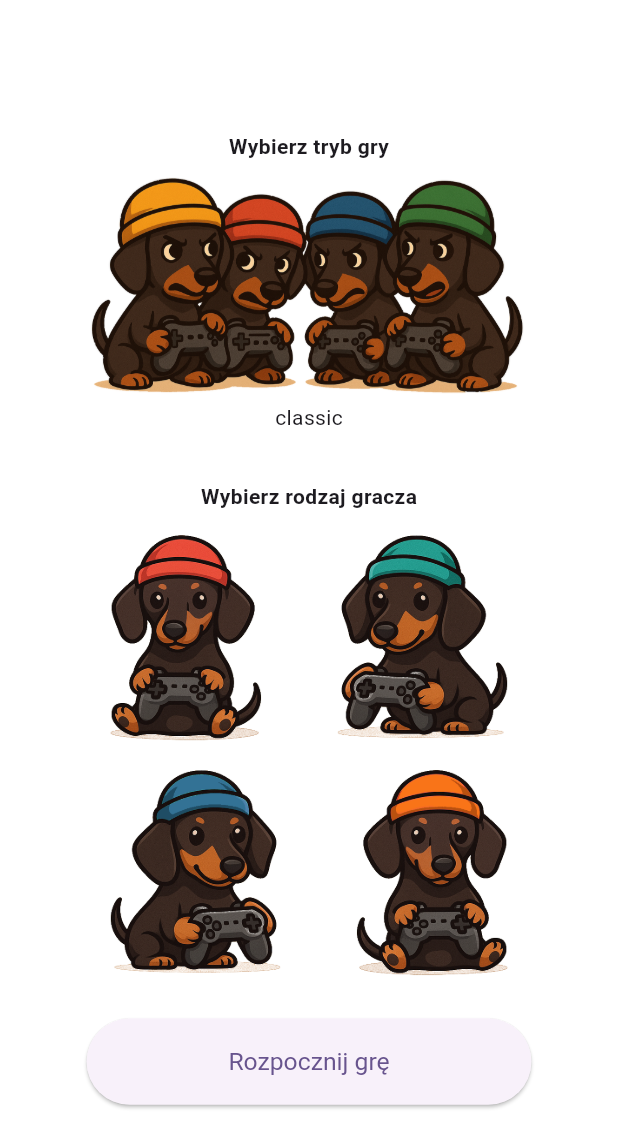
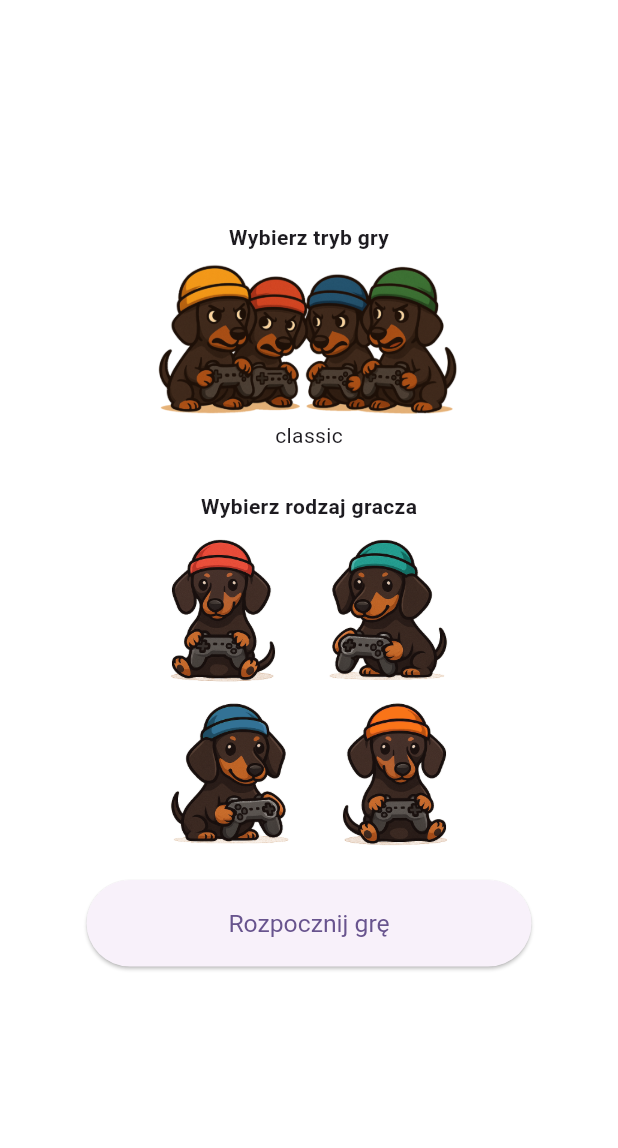
Before and after one commit to mikduk/ludo-game, a Flutter app: the screen it shows after launch, after a tap on "Nowa Gra", on a phone screen of 412 x 824 dp. Shown: the top 1148 px of the screen. Run offline on Flutter 3.47's test engine with Material 3 defaults, Android fonts, the phone set to English and light mode, and no system bars; our stand-ins replace font_awesome_flutter, get, get_storage, package_info_plus, share_plus; missing offline and left inert: flutter_sound.

Commit message:
responsive pages

```diff
--- a/lib/controllers/screen_controller.dart
+++ b/lib/controllers/screen_controller.dart
@@ -24,9 +24,10 @@ class ScreenController extends GetxController {
   }
 
   void _updateSize() {
-    final size = Get.mediaQuery.size;
+    final mq = Get.mediaQuery;
+    final size = mq.size;
     screenWidth  = size.width;
-    screenHeight = size.height;
+    screenHeight = max(size.height - mq.padding.top - mq.padding.bottom, 10);
     isPortrait   = screenHeight > screenWidth;
   }
 
--- a/lib/controllers/sound_controller.dart
+++ b/lib/controllers/sound_controller.dart
@@ -1,14 +1,16 @@
+import 'dart:io';
 import 'dart:math';
 import 'package:flutter/services.dart';
+import 'package:flutter_sound/flutter_sound.dart';
 import 'package:get/get.dart';
-import 'package:soundpool/soundpool.dart';
+import 'package:path_provider/path_provider.dart';
 
 class SoundController extends GetxController {
 
   RxBool soundOn = true.obs;
-  late final Soundpool _pool;
-  final Map<String, int> _soundIds = {};
-  static const _allSounds = [
+  late final FlutterSoundPlayer _player;
+  final Map<String, String> _soundPaths = {};
+  static const _allSounds = <String>[
     'bravo',
     'capture',
     'complete',
@@ -24,23 +26,24 @@ class SoundController extends GetxController {
   @override
   void onInit() {
     super.onInit();
-    _pool = Soundpool.fromOptions(
-      options: const SoundpoolOptions(),
-    );
+    _player = FlutterSoundPlayer();
+    _player.openPlayer();
     _initSounds();
   }
 
   Future<void> _initSounds() async {
-    for (var key in _allSounds) {
+    final tmp = await getTemporaryDirectory();
+    for (final key in _allSounds) {
       final bytes = await rootBundle.load('assets/sounds/$key.mp3');
-      final id = await _pool.load(bytes);
-      _soundIds[key] = id;
+      final file = File('${tmp.path}$key.mp3');
+      await file.writeAsBytes(bytes.buffer.asUint8List(), flush: true);
+      _soundPaths[key] = file.path;
     }
   }
 
   @override
   void onClose() {
-    _pool.release();
+    _player.closePlayer();
     super.onClose();
   }
 
@@ -52,6 +55,7 @@ class SoundController extends GetxController {
   }
 
   void playRandomSound() {
+    if (!soundOn.value) return;
     final i = Random().nextInt(_allSounds.length);
     _playByKey(_allSounds[i]);
   }
@@ -83,15 +87,12 @@ class SoundController extends GetxController {
 
   void playGoOutSound() => _playByKey('goOut');
 
-  void _playByKey(String key) {
+  Future<void> _playByKey(String key) async {
     if (!soundOn.value) return;
-
-    final id = _soundIds[key];
-    if (id != null) {
-      _pool.play(id);
-    } else {
-      final defaultId = _soundIds['capture'];
-      if (defaultId != null) _pool.play(defaultId);
-    }
+    final path = _soundPaths[key]!;
+    await _player.startPlayer(
+      fromURI: path,
+      codec: Codec.mp3,
+    );
   }
 }
--- a/lib/views/start_page.dart
+++ b/lib/views/start_page.dart
@@ -21,18 +21,22 @@ class StartPage extends StatelessWidget {
     return GetBuilder<ScreenController>(
       builder: (c) {
         final shortest = min(c.screenHeight, c.screenWidth);
-        final turnCounter = _storage.read<int>(StatsControllerKeys.keyTurnsCounter) ?? 0;
-
-        print('turnCounter: $turnCounter');
+        final turnCounter =
+            _storage.read<int>(StatsControllerKeys.keyTurnsCounter) ?? 0;
 
         return Scaffold(
             backgroundColor: Colors.white,
-          body: SafeArea(
+            body: LayoutBuilder(builder: (context, constraints) {
+              return SingleChildScrollView(
+                child: ConstrainedBox(
+                  constraints: BoxConstraints(minHeight: constraints.maxHeight),
                   child: Column(
                     children: [
-                /// ---------------- logo ----------------
-                Expanded(
-                  flex: 4,
+                      Padding(
+                        padding: EdgeInsets.only(
+                            top: shortest * 0.08 +
+                                0.25 * (c.screenHeight - shortest),
+                            bottom: 0.25 * (c.screenHeight - shortest)),
                         child: Center(
                           child: Image.asset(
                             'assets/images/logo.png',
@@ -42,40 +46,39 @@ class StartPage extends StatelessWidget {
                           ),
                         ),
                       ),
-
-                /// --------------- przyciski -------------
-                Expanded(
-                  flex: 3,
+                      Padding(
+                        padding: EdgeInsets.symmetric(
+                            vertical: c.screenHeight * 0.04),
                         child: Column(
                           mainAxisAlignment: MainAxisAlignment.center,
                           children: [
                             _menuButton(
                               text: 'continue_game'.tr,
-                        onPressed: ((turnCounter > 0) ? () => Get.off(() => const GamePage()) : null),
+                              onPressed: ((turnCounter > 0)
+                                  ? () => Get.off(() => const GamePage())
+                                  : null),
                               shortest: shortest,
                               c: c,
                             ),
                             SizedBox(
-                        height: (c.screenHeight > c.screenWidth ? 0.016 : 0.008) *
-                            c.screenHeight,
+                              height: c.screenHeight * 0.01,
                             ),
                             _menuButton(
                               text: 'new_game'.tr,
                               // onPressed: () => Get.off(() => const GamePage()),
-                        onPressed: () => Get.off(() => TeamSetupPage()),
+                              onPressed: () => Get.to(() => TeamSetupPage()),
                               shortest: shortest,
                               c: c,
                             ),
                           ],
                         ),
                       ),
-
-                /// ---------- etykieta z wersją ----------
                       _versionLabel(shortest),
                     ],
                   ),
                 ),
               );
+            }));
       },
     );
   }
@@ -87,19 +90,18 @@ class StartPage extends StatelessWidget {
     required double shortest,
     required ScreenController c,
   }) {
-
-    double width = min(shortest * 0.72, c.screenHeight * 0.52);
-    double height = max(shortest * 0.085, c.screenHeight * 0.07);
+    double width = 0.62 * shortest;
+    double height = shortest * 0.09;
 
     return ElevatedButton(
       onPressed: onPressed,
       style: ElevatedButton.styleFrom(
         padding: EdgeInsets.symmetric(
-          horizontal: c.screenWidth * 0.1,
-          vertical: c.screenHeight * 0.02,
+          horizontal: shortest * 0.1,
+          vertical: shortest * 0.02,
         ),
         fixedSize: Size(width, height),
-        textStyle: TextStyle(fontSize: min(shortest * 0.04, 24)),
+        textStyle: TextStyle(fontSize: min(shortest * 0.04, 20)),
       ),
       child: Text(text),
     );
@@ -112,14 +114,13 @@ class StartPage extends StatelessWidget {
       builder: (context, snap) {
         final txt = switch (snap.connectionState) {
           ConnectionState.waiting => 'loading_version'.tr,
-          ConnectionState.done =>
-          snap.hasError
+          ConnectionState.done => snap.hasError
               ? 'error_version'.tr
               : 'version'.trParams({'version': snap.data ?? ''}),
           _ => '',
         };
         return Padding(
-          padding: EdgeInsets.only(bottom: shortest * 0.08),
+          padding: EdgeInsets.only(bottom: shortest * 0.002),
           child: Text(
             txt,
             style: TextStyle(color: Colors.grey, fontSize: shortest * 0.03),
--- a/lib/views/team_setup_page.dart
+++ b/lib/views/team_setup_page.dart
@@ -11,22 +11,30 @@ class TeamSetupPage extends StatelessWidget {
 
   final ScreenController screenController = Get.find<ScreenController>();
   final TeamSetupController teamSetupController =
-      Get.put(TeamSetupController(), permanent: true);
+      Get.put(TeamSetupController());
 
   @override
   Widget build(BuildContext context) {
     screenController.onReady();
     return GetBuilder<ScreenController>(
       builder: (c) {
-        final shortest = min(c.screenHeight, c.screenWidth);
+        final shortest = min(c.screenHeight, c.screenWidth) * 0.828;
 
         return Scaffold(
           backgroundColor: Colors.white,
-          body: SafeArea(
+          body: LayoutBuilder(builder: (context, constraints) {
+            return SingleChildScrollView(
+              child: ConstrainedBox(
+                constraints: BoxConstraints(
+                  minHeight: constraints.maxHeight,
+                ),
                 child: Column(
                     children: [
-                Expanded(
-                  flex: 4,
+                      Padding(
+                        padding: EdgeInsets.only(
+                            top: shortest * 0.08 +
+                                0.25 * (c.screenHeight - shortest),
+                            bottom: 0.25 * (c.screenHeight - shortest)),
                         child: Center(
                           child: Column(
                             mainAxisSize: MainAxisSize.min,
@@ -34,7 +42,7 @@ class TeamSetupPage extends StatelessWidget {
                               _text('select_game_mode'.tr),
                               SizedBox(height: shortest * 0.02),
                               ModeSelector(
-                          size: shortest * 0.36,
+                                size: shortest * 0.3,
                                 opacity: 1.0,
                                 controller: teamSetupController,
                               ),
@@ -48,19 +56,56 @@ class TeamSetupPage extends StatelessWidget {
                               }),
                               SizedBox(height: shortest * 0.08),
                               _text('select_player_type'.tr),
+                              // PRZED buttonem _menuButton
                               SizedBox(height: shortest * 0.02),
-                        Row(
+                              c.screenWidth > c.screenHeight
+                                  ? Row(
                                 mainAxisSize: MainAxisSize.min,
                                 children: [
                                   DogSelector(
-                              size: shortest * 0.36,
+                                    size: shortest * 0.3,
+                                    opacity: 1.0,
+                                    player: 0,
+                                    controller: teamSetupController,
+                                  ),
+                                  SizedBox(width: shortest * 0.02),
+                                  DogSelector(
+                                    size: shortest * 0.3,
                                     opacity: 1.0,
                                     player: 1,
                                     controller: teamSetupController,
                                   ),
                                   SizedBox(width: shortest * 0.02),
                                   DogSelector(
-                              size: shortest * 0.36,
+                                    size: shortest * 0.3,
+                                    opacity: 1.0,
+                                    player: 2,
+                                    controller: teamSetupController,
+                                  ),
+                                  SizedBox(width: shortest * 0.02),
+                                  DogSelector(
+                                    size: shortest * 0.3,
+                                    opacity: 1.0,
+                                    player: 3,
+                                    controller: teamSetupController,
+                                  ),
+                                ],
+                              )
+                                  : Column(
+                                mainAxisSize: MainAxisSize.min,
+                                children: [
+                                  Row(
+                                    mainAxisSize: MainAxisSize.min,
+                                    children: [
+                                      DogSelector(
+                                        size: shortest * 0.3,
+                                        opacity: 1.0,
+                                        player: 1,
+                                        controller: teamSetupController,
+                                      ),
+                                      SizedBox(width: shortest * 0.02),
+                                      DogSelector(
+                                        size: shortest * 0.3,
                                         opacity: 1.0,
                                         player: 2,
                                         controller: teamSetupController,
@@ -72,37 +117,47 @@ class TeamSetupPage extends StatelessWidget {
                                     mainAxisSize: MainAxisSize.min,
                                     children: [
                                       DogSelector(
-                              size: shortest * 0.36,
+                                        size: shortest * 0.3,
                                         opacity: 1.0,
                                         player: 0,
                                         controller: teamSetupController,
                                       ),
                                       SizedBox(width: shortest * 0.02),
                                       DogSelector(
-                              size: shortest * 0.36,
+                                        size: shortest * 0.3,
                                         opacity: 1.0,
                                         player: 3,
                                         controller: teamSetupController,
                                       ),
                                     ],
                                   ),
+                                ],
+                              ),
+
                               SizedBox(height: shortest * 0.06),
                               _menuButton(
                                 text: 'start_game'.tr,
-                          onPressed: () => Get.off(() => GamePage(
-                              namesOfPlayers: teamSetupController.colors,
-                              valuesOfBots: teamSetupController.bots,
-                              gameMode: teamSetupController.getGameMode())),
-                          shortest: shortest,
+                                onPressed: () =>
+                                    Get.off(() =>
+                                        GamePage(
+                                            namesOfPlayers: teamSetupController
+                                                .colors,
+                                            valuesOfBots: teamSetupController
+                                                .bots,
+                                            gameMode:
+                                            teamSetupController.getGameMode())),
+                                shortest: min(c.screenHeight, c.screenWidth),
                                 c: c,
                               ),
                             ],
                           ),
                         ),
                       ),
-              ],
+                    ]
                 ),
               ),
+            );
+          }),
         );
       },
     );
@@ -117,6 +172,9 @@ class TeamSetupPage extends StatelessWidget {
     required double shortest,
     required ScreenController c,
   }) {
+    double width = min(shortest * 0.72, c.screenHeight * 0.52);
+    double height = max(shortest * 0.085, c.screenHeight * 0.07);
+
     return ElevatedButton(
       onPressed: onPressed,
       style: ElevatedButton.styleFrom(
@@ -124,8 +182,8 @@ class TeamSetupPage extends StatelessWidget {
           horizontal: c.screenWidth * 0.1,
           vertical: c.screenHeight * 0.02,
         ),
-        fixedSize: Size(shortest * 0.72, c.screenHeight * 0.07),
-        textStyle: TextStyle(fontSize: min(shortest * 0.04, 24)),
+        fixedSize: Size(width, height),
+        textStyle: TextStyle(fontSize: min(shortest * 0.04, 20)),
       ),
       child: Text(text),
     );
```
Also changed, not shown: pubspec.yaml (+2 -5 lines), 4 other files. Lines whose indentation alone changed are shown as unchanged.
